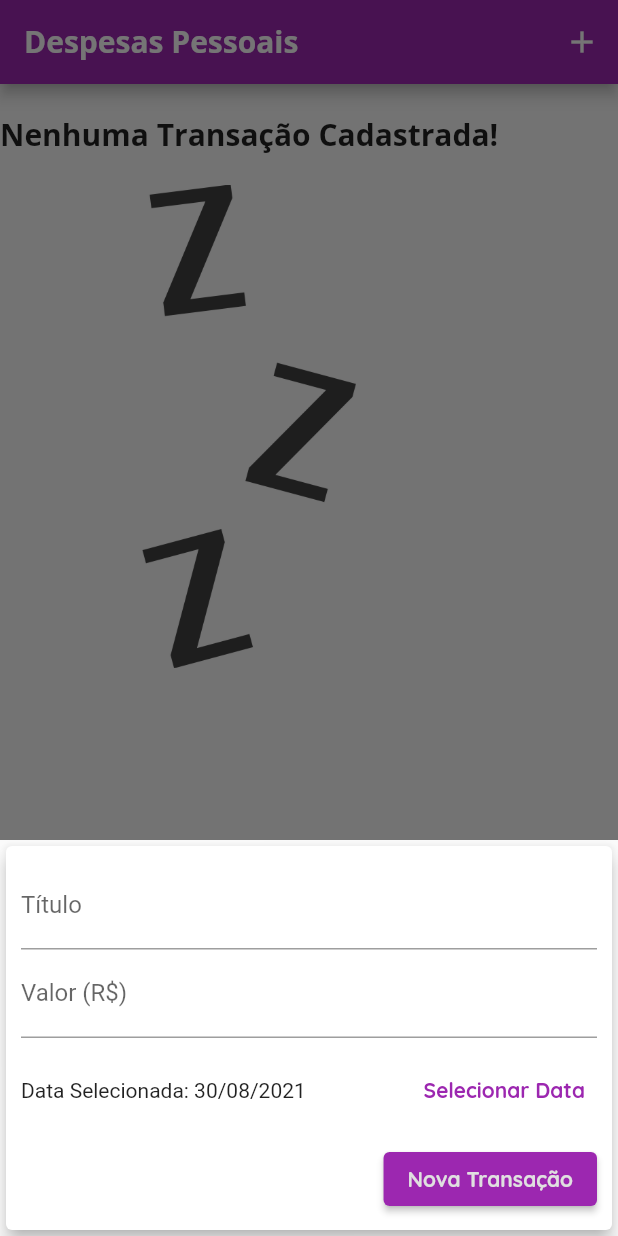
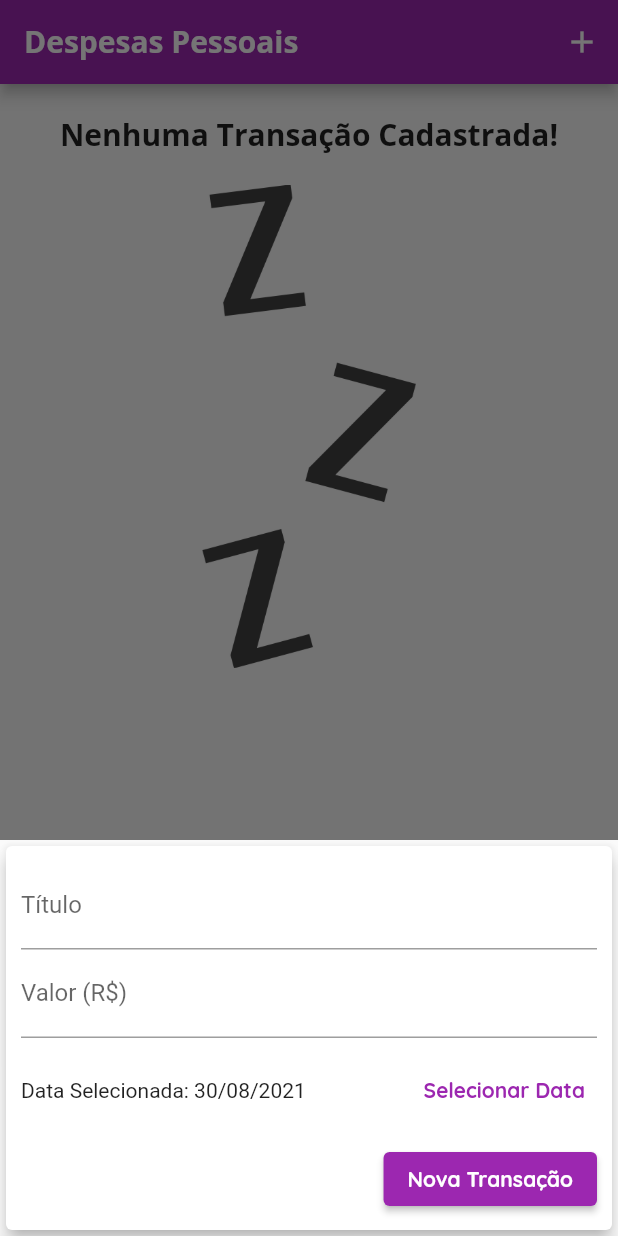
Before and after one commit to DaniellaMagalhaesSiqueira/curso_flutter, a Flutter app: the screen it shows after launch, after a tap on the "add" icon, on a phone screen of 412 x 824 dp. Run offline on Flutter 3.47's test engine with Material 2 defaults, Android fonts, the phone set to English and light mode, and no system bars.

Commit message:
funcionamento de widgets internamente

```diff
--- /dev/null
+++ b/lib/components/adaptativ_button.dart
@@ -0,0 +1,32 @@
+import 'package:flutter/cupertino.dart';
+import 'package:flutter/material.dart';
+import 'dart:io';
+
+class AdaptativeButton extends StatelessWidget {
+  final String? label;
+  final Function()? onPressed;
+
+  AdaptativeButton({this.label, this.onPressed});
+
+  @override
+  Widget build(BuildContext context) {
+    if (Platform.isIOS) {
+      return CupertinoButton(
+        child: Text(label.toString()),
+        color: Theme.of(context).primaryColor,
+        onPressed: onPressed,
+        padding: EdgeInsets.symmetric(
+          horizontal: 20,
+        ),
+      );
+    } else {
+      return ElevatedButton(
+        onPressed: onPressed,
+        child: Text(
+          label.toString(),
+          style: TextStyle(color: Theme.of(context).textTheme.button?.color),
+        ),
+      );
+    }
+  }
+}
--- /dev/null
+++ b/lib/components/adaptative_date_picker.dart
@@ -0,0 +1,63 @@
+import 'package:flutter/material.dart';
+import 'package:flutter/cupertino.dart';
+import 'package:intl/intl.dart';
+import 'dart:io';
+
+class AdaptativeDatePicker extends StatelessWidget {
+  final DateTime selectedDate;
+  final Function(DateTime) onDateChanged;
+  AdaptativeDatePicker({
+    required this.selectedDate,
+    required this.onDateChanged,
+  });
+
+  _showDatePicker(BuildContext context) {
+    showDatePicker(
+      context: context,
+      initialDate: DateTime.now(),
+      firstDate: DateTime(2019),
+      lastDate: DateTime.now(),
+    ).then((pickedDate) {
+      if (pickedDate == null) {
+        return;
+      }
+      onDateChanged(pickedDate);
+    });
+  }
+
+  @override
+  Widget build(BuildContext context) {
+    return Platform.isIOS
+        ? Container(
+          height: 180,
+          child: CupertinoDatePicker(
+            mode: CupertinoDatePickerMode.date,
+            initialDateTime: DateTime.now(),
+            minimumDate: DateTime(2019),
+            maximumDate: DateTime.now(),
+            onDateTimeChanged: onDateChanged,
+          ),
+        )
+        : Container(
+            height: 70,
+            child: Row(
+              children: [
+                Expanded(
+                  child: Text(selectedDate == null
+                      ? 'Nenhuma data selecionada!'
+                      : 'Data Selecionada: ${DateFormat('dd/MM/y').format(selectedDate)}'),
+                ),
+                TextButton(
+                  child: Text(
+                    'Selecionar Data',
+                    style: TextStyle(
+                      fontWeight: FontWeight.bold,
+                    ),
+                  ),
+                  onPressed: () => _showDatePicker(context),
+                ),
+              ],
+            ),
+          );
+  }
+}
--- /dev/null
+++ b/lib/components/adaptative_text_field.dart
@@ -0,0 +1,39 @@
+import 'package:flutter/material.dart';
+import 'package:flutter/cupertino.dart';
+import 'dart:io';
+
+class AdaptativeTextField extends StatelessWidget {
+  final String label;
+  final TextEditingController controller;
+  final TextInputType keyboardType;
+  final void Function(String) onSubmitted;
+
+  AdaptativeTextField(
+      {required this.label,
+      required this.controller,
+      this.keyboardType = TextInputType.text,
+      required this.onSubmitted});
+
+  @override
+  Widget build(BuildContext context) {
+    return Platform.isIOS
+        ? Padding(
+            padding: const EdgeInsets.only(bottom: 10.0),
+            child: CupertinoTextField(
+              controller: controller,
+              keyboardType: keyboardType,
+              onSubmitted: onSubmitted,
+              placeholder: label,
+              padding: EdgeInsets.symmetric(
+                horizontal: 6,
+                vertical: 12,
+              ),
+            ),
+          )
+        : TextField(
+            controller: controller,
+            keyboardType: keyboardType,
+            onSubmitted: onSubmitted,
+            decoration: InputDecoration(labelText: label));
+  }
+}
--- a/lib/components/chart_bar.dart
+++ b/lib/components/chart_bar.dart
@@ -1,5 +1,4 @@
-import 'package:expenses/components/chart.dart';
-import 'package:expenses/models/transaction.dart';
+
 import 'package:flutter/material.dart';
 
 class ChartBar extends StatelessWidget {
@@ -12,6 +11,7 @@ class ChartBar extends StatelessWidget {
 
   @override
   Widget build(BuildContext context) {
+    print('build() _ChartBar');
     return LayoutBuilder(
       builder: (ctx, constraints) {
         return Column(
--- a/lib/components/transaction_form.dart
+++ b/lib/components/transaction_form.dart
@@ -1,13 +1,20 @@
 import 'package:flutter/material.dart';
-import 'package:intl/intl.dart';
+import 'adaptative_date_picker.dart';
+import 'adaptativ_button.dart';
+import 'adaptative_text_field.dart';
 
 class TransactionForm extends StatefulWidget {
   final void Function(String, double, DateTime) onSubmit;
 
-  TransactionForm(this.onSubmit);
+  TransactionForm(this.onSubmit) {
+    print("Constructor TransactionForm");
+  }
 
   @override
-  _TransactionFormState createState() => _TransactionFormState();
+  _TransactionFormState createState() {
+    print("Create State");
+    return _TransactionFormState();
+  }
 }
 
 class _TransactionFormState extends State<TransactionForm> {
@@ -15,6 +22,14 @@ class _TransactionFormState extends State<TransactionForm> {
   final _valueController = TextEditingController();
 
   var _selectedDate = DateTime.now();
+
+  _TransactionFormState() {
+    print("TransactionFormState");
+  }
+  @override
+  void initState() {
+    super.initState();
+  }
 
   _submitForm() {
     final title = _titleController.text;
@@ -27,26 +42,10 @@ class _TransactionFormState extends State<TransactionForm> {
     widget.onSubmit(title, value, _selectedDate);
   }
 
-  _showDatePicker() {
-    showDatePicker(
-      context: context,
-      initialDate: DateTime.now(),
-      firstDate: DateTime(2019),
-      lastDate: DateTime.now(),
-    ).then((pickedDate) {
-      if (pickedDate == null) {
-        return;
-      }
-
-      setState(() {
-        _selectedDate = pickedDate;
-      });
-    });
-  }
-
   @override
   Widget build(BuildContext context) {
-    return  SingleChildScrollView(
+    print('build() _TransactionForm');
+    return SingleChildScrollView(
       child: Card(
         elevation: 5,
         child: Padding(
@@ -58,50 +57,30 @@ class _TransactionFormState extends State<TransactionForm> {
           ),
           child: Column(
             children: [
-              TextField(
+              AdaptativeTextField(
                 controller: _titleController,
                 onSubmitted: (_) => _submitForm(),
-                decoration: InputDecoration(labelText: 'Título'),
+                label: 'Título',
               ),
-              TextField(
+              AdaptativeTextField(
                   controller: _valueController,
                   keyboardType: TextInputType.numberWithOptions(decimal: true),
                   onSubmitted: (_) => _submitForm(),
-                  decoration: InputDecoration(labelText: 'Valor (R\$)')),
-              Container(
-                height: 70,
-                child: Row(
-                  children: [
-                    Expanded(
-                      child: Text(_selectedDate == null
-                          ? 'Nenhuma data selecionada!'
-                          : 'Data Selecionada: ${DateFormat('dd/MM/y').format(_selectedDate)}'),
-                    ),
-                    TextButton(
-                      child: Text(
-                        'Selecionar Data',
-                        style: TextStyle(
-                          fontWeight: FontWeight.bold,
-                        ),
-                      ),
-                      onPressed: _showDatePicker,
-                    ),
-                  ],
-                ),
-              ),
+                  label: 'Valor (R\$)'),
+              AdaptativeDatePicker(
+                  selectedDate: _selectedDate,
+                  onDateChanged: (newDate) {
+                    setState(() {
+                      _selectedDate = newDate;
+                    });
+                  }),
               Row(
                 mainAxisAlignment: MainAxisAlignment.end,
                 children: [
-                  ElevatedButton(
-                      style: ElevatedButton.styleFrom(
-                        primary: Theme.of(context).primaryColor,
-                        onPrimary: Colors.white,
-                      ),
-                      onPressed: _submitForm,
-                      child: Text(
-                        'Nova Transação',
-                        style: TextStyle(color: Theme.of(context).buttonColor),
-                      )),
+                  AdaptativeButton(
+                    label: 'Nova Transação',
+                    onPressed: _submitForm,
+                  ),
                 ],
               )
             ],
--- a/lib/main.dart
+++ b/lib/main.dart
@@ -1,14 +1,12 @@
-import 'package:expenses/components/chart.dart';
-import 'package:expenses/components/transaction_form.dart';
 import 'dart:math';
 import 'dart:io';
-import 'package:expenses/models/transaction.dart';
+import 'package:expenses/components/transaction_form.dart';
 import 'package:flutter/cupertino.dart';
-// import 'package:flutter/services.dart';
+import 'package:flutter/material.dart';
 import '/components/transaction_form.dart';
 import '/components/transaction_list.dart';
-import 'package:flutter/material.dart';
-
+import '/components/chart.dart';
+import 'package:expenses/models/transaction.dart';
 import 'models/transaction.dart';
 
 main() => runApp(ExpensesApp());
@@ -53,9 +51,26 @@ class MyHomePage extends StatefulWidget {
   _MyHomePageState createState() => _MyHomePageState();
 }
 
-class _MyHomePageState extends State<MyHomePage> {
+class _MyHomePageState extends State<MyHomePage> with WidgetsBindingObserver {
   final List<Transaction> _transactions = [];
   bool _showChart = false;
+
+  @override
+  void initState() {
+    super.initState();
+    WidgetsBinding.instance!.addObserver(this);
+  }
+
+  @override
+  void dispose() {
+    super.dispose();
+    WidgetsBinding.instance!.removeObserver(this);
+  }
+
+  @override
+  void didChangeAppLifecycleState(AppLifecycleState state) {
+    print(state);
+  }
 
   List<Transaction> get _recentTransactions {
     return _transactions.where((tr) {
@@ -105,11 +120,13 @@ class _MyHomePageState extends State<MyHomePage> {
 
   @override
   Widget build(BuildContext context) {
+    print('build() _MyHomePageState');
     final mediaQuery = MediaQuery.of(context);
     bool isLandscape = mediaQuery.orientation == Orientation.landscape;
 
     final iconList = Platform.isIOS ? CupertinoIcons.refresh : Icons.list;
-    final iconChart = Platform.isIOS ? CupertinoIcons.refresh : Icons.show_chart;
+    final iconChart =
+        Platform.isIOS ? CupertinoIcons.refresh : Icons.show_chart;
 
     final actions = [
       if (isLandscape)
@@ -126,32 +143,18 @@ class _MyHomePageState extends State<MyHomePage> {
         () => _openTransactionFormModal(context),
       ),
     ];
-    final PreferredSizeWidget appBar;
-    if (Platform.isIOS) {
-      appBar = CupertinoNavigationBar(
-        middle: Text('Despesas Pessoais'),
-        trailing: Row(
-          children: actions,
-          mainAxisSize: MainAxisSize.min,
-        ),
-      );
-    } else {
-      appBar = AppBar(
-        title: Text(
-          'Despesas Pessoais',
-          // style: TextStyle(
-          //   fontSize: 20 * mediaQuery.textScaleFactor,
-          // ),
-        ),
-        actions: actions,
-      );
-    }
+    final PreferredSizeWidget appBar = AppBar(
+      title: Text('Despesas Pessoais'),
+      actions: actions,
+    );
+
     final availableHeight = mediaQuery.size.height -
         appBar.preferredSize.height -
         mediaQuery.padding.top;
     final bodyPage = SafeArea(
         child: SingleChildScrollView(
       child: Column(
+        crossAxisAlignment: CrossAxisAlignment.stretch,
         children: <Widget>[
           if (isLandscape)
             // solção com o switch foi trocada pelo icone gráfico e lista
```
Also changed, not shown: lib/components/chart.dart (+4 -3 lines), lib/components/transaction_item.dart (added, +81 -0 lines), lib/components/transaction_list.dart (+9 -40 lines).
